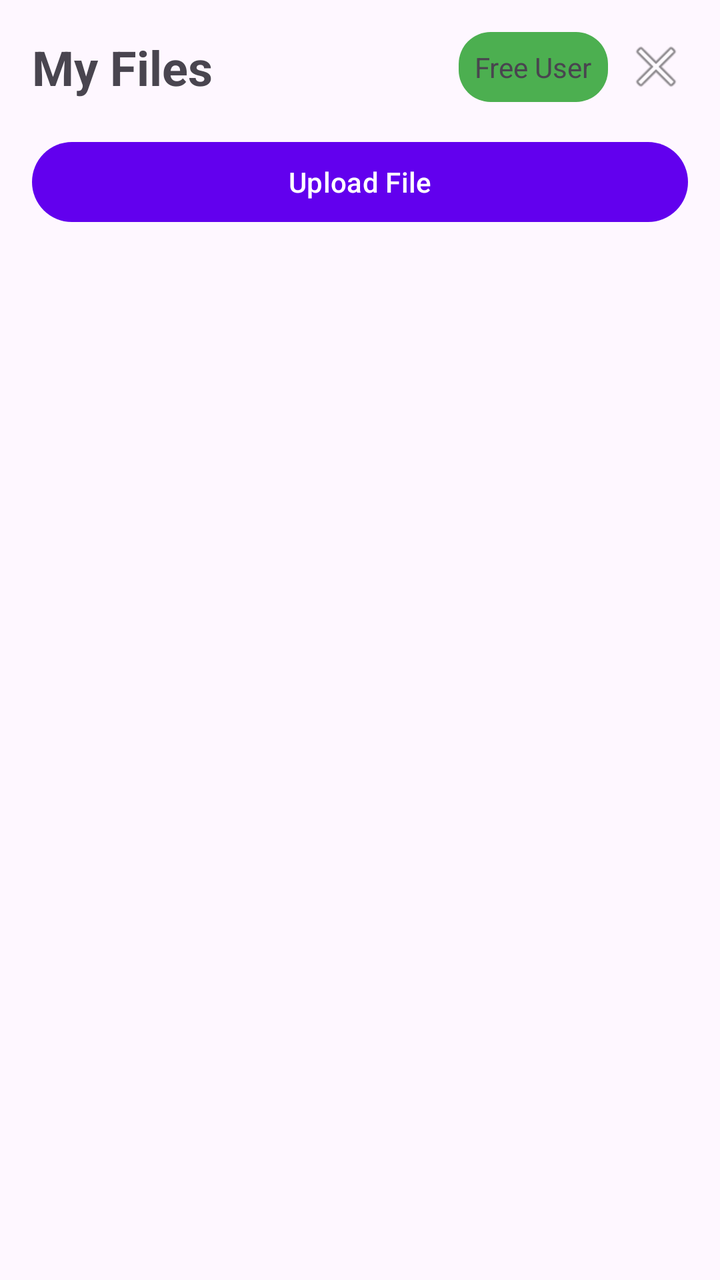
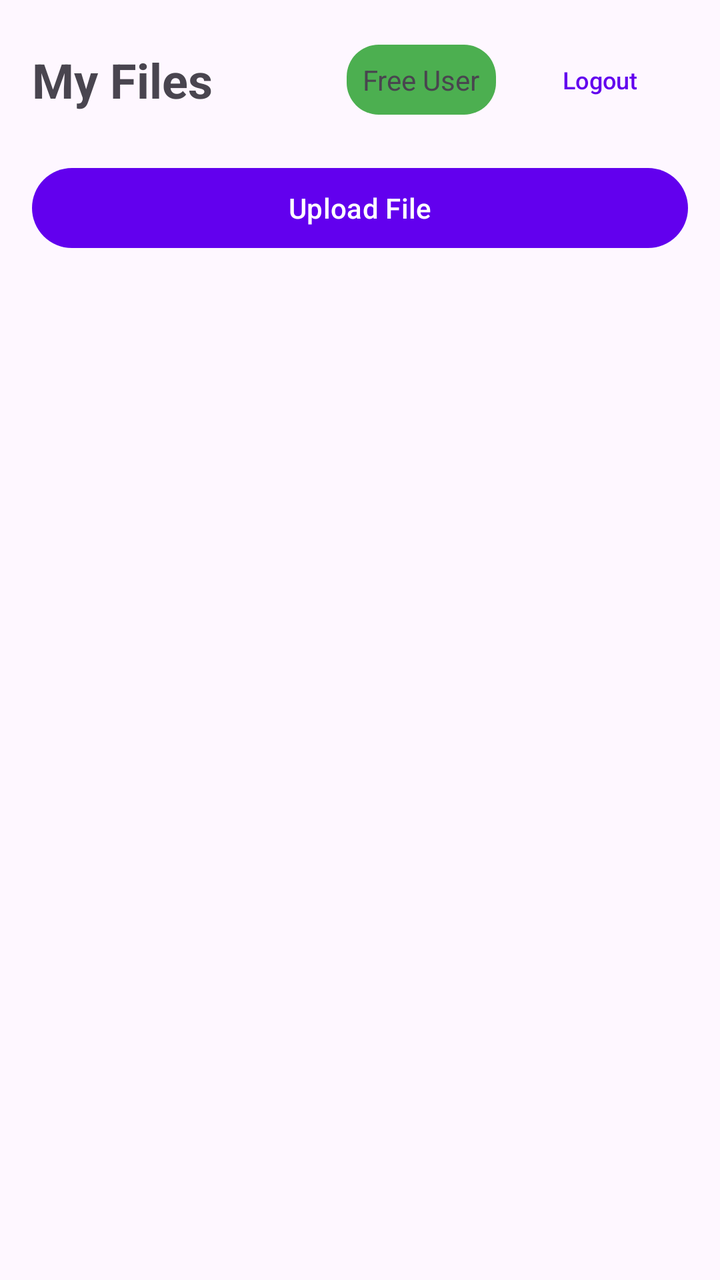

The first picture is an Android layout as it rendered before a commit; the second is the same layout after the commit. The layout source and the unified diff follow.
<!-- AndroidManifest.xml: application theme Theme.StorageApp -->
<!-- res/layout/activity_file_list.xml -->
<?xml version="1.0" encoding="utf-8"?>
<LinearLayout xmlns:android="http://schemas.android.com/apk/res/android"
    xmlns:app="http://schemas.android.com/apk/res-auto"
    android:layout_width="match_parent"
    android:layout_height="match_parent"
    android:orientation="vertical"
    android:padding="16dp">

    <LinearLayout
        android:layout_width="match_parent"
        android:layout_height="wrap_content"
        android:orientation="horizontal"
        android:gravity="center_vertical"
        android:layout_marginBottom="16dp">

        <TextView
            android:layout_width="0dp"
            android:layout_height="wrap_content"
            android:layout_weight="1"
            android:text="My Files"
            android:textSize="24sp"
            android:textStyle="bold" />

        <TextView
            android:id="@+id/tvPremiumStatus"
            android:layout_width="wrap_content"
            android:layout_height="wrap_content"
            android:text="Free User"
            android:textSize="14sp"
            android:background="@drawable/premium_status_background"
            android:padding="8dp"
            android:layout_marginEnd="8dp" />

        <ImageButton
            android:id="@+id/btnLogout"
            android:layout_width="wrap_content"
            android:layout_height="wrap_content"
            android:src="@android:drawable/ic_menu_close_clear_cancel"
            android:background="?attr/selectableItemBackgroundBorderless" />

    </LinearLayout>

    <com.google.android.material.button.MaterialButton
        android:id="@+id/btnUploadFile"
        android:layout_width="match_parent"
        android:layout_height="wrap_content"
        android:layout_marginBottom="16dp"
        android:text="Upload File" />

    <androidx.recyclerview.widget.RecyclerView
        android:id="@+id/recyclerViewFiles"
        android:layout_width="match_parent"
        android:layout_height="0dp"
        android:layout_weight="1" />

</LinearLayout>
<!-- resources referenced by this layout -->
<resources>
  <!-- drawable premium_status_background (drawable) -->
  <?xml version="1.0" encoding="utf-8"?>
  <shape xmlns:android="http://schemas.android.com/apk/res/android"
      android:shape="rectangle">
      <solid android:color="@color/green" />
      <corners android:radius="16dp" />
  </shape>
  <style name="Theme.StorageApp" parent="Theme.Material3.DayNight">
          
          <item name="colorPrimary">@color/purple_500</item>
          <item name="colorPrimaryVariant">@color/purple_700</item>
          <item name="colorOnPrimary">@color/white</item>
          
          <item name="colorSecondary">@color/teal_200</item>
          <item name="colorSecondaryVariant">@color/teal_700</item>
          <item name="colorOnSecondary">@color/black</item>
          
          <item name="android:statusBarColor" tools:targetApi="l">?attr/colorPrimaryVariant</item>
          
      </style>
  <color name="green">#FF4CAF50</color>
  <color name="purple_500">#FF6200EE</color>
  <color name="purple_700">#FF3700B3</color>
  <color name="white">#FFFFFFFF</color>
  <color name="teal_200">#FF03DAC5</color>
  <color name="teal_700">#FF018786</color>
  <color name="black">#FF000000</color>
</resources>

<!-- the commit's change to res/layout/activity_file_list.xml (unified diff, before → after) -->
@@ -31,12 +31,13 @@
             android:padding="8dp"
             android:layout_marginEnd="8dp" />
 
-        <ImageButton
+        <com.google.android.material.button.MaterialButton
             android:id="@+id/btnLogout"
             android:layout_width="wrap_content"
             android:layout_height="wrap_content"
-            android:src="@android:drawable/ic_menu_close_clear_cancel"
-            android:background="?attr/selectableItemBackgroundBorderless" />
+            android:text="Logout"
+            android:textSize="12sp"
+            style="@style/Widget.Material3.Button.TextButton" />
 
     </LinearLayout>
 
